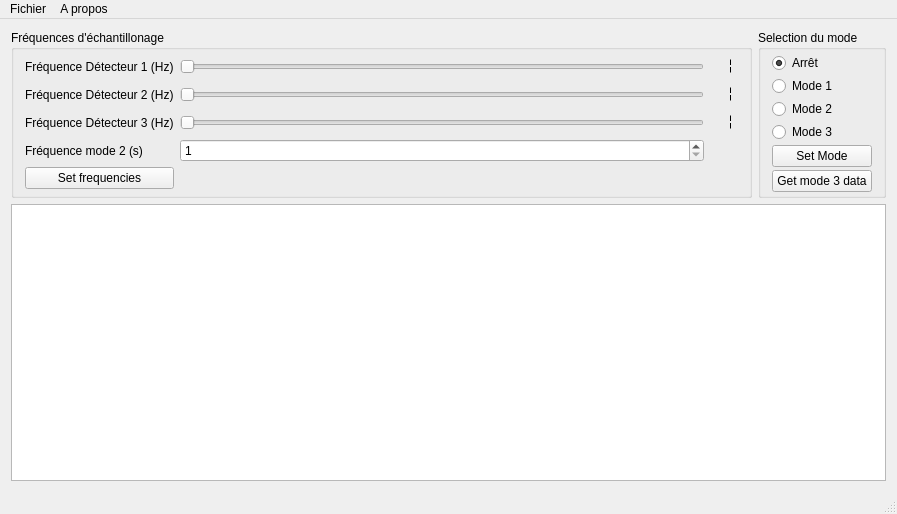
Qt form MainWindow.ui (AzariasB/StarWeather-Desktop) before a commit.
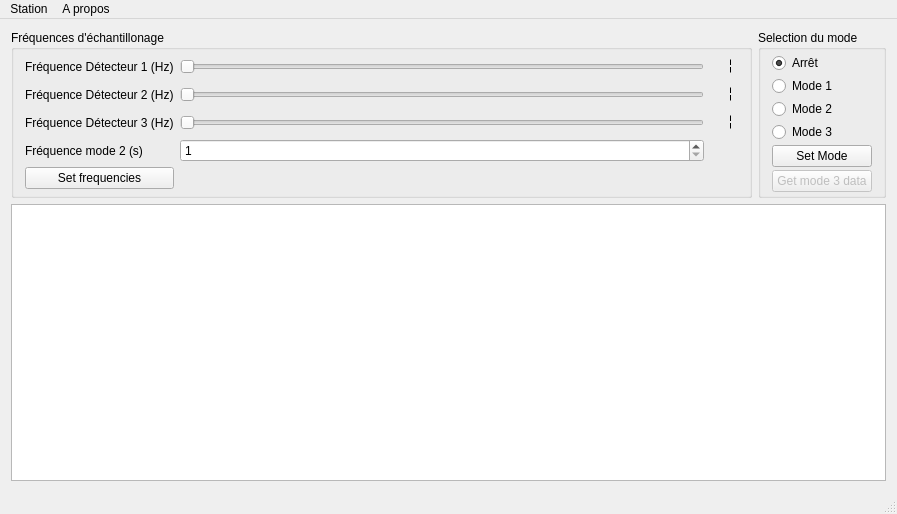
The same form after that commit. Custom widgets are drawn as their Qt base class.

```diff
--- a/MainWindow.ui
+++ b/MainWindow.ui
@@ -317,6 +317,9 @@
            </item>
            <item>
             <widget class="QPushButton" name="mode3DataPushButton">
+             <property name="enabled">
+              <bool>false</bool>
+             </property>
              <property name="text">
               <string>Get mode 3 data</string>
              </property>
@@ -352,7 +355,7 @@
    </property>
    <widget class="QMenu" name="menuFichier">
     <property name="title">
-     <string>Fichier</string>
+     <string>Station</string>
     </property>
     <addaction name="actionQuitter"/>
    </widget>
```
Left out of the diff: 94 changed lines with no effect on the pictures.
